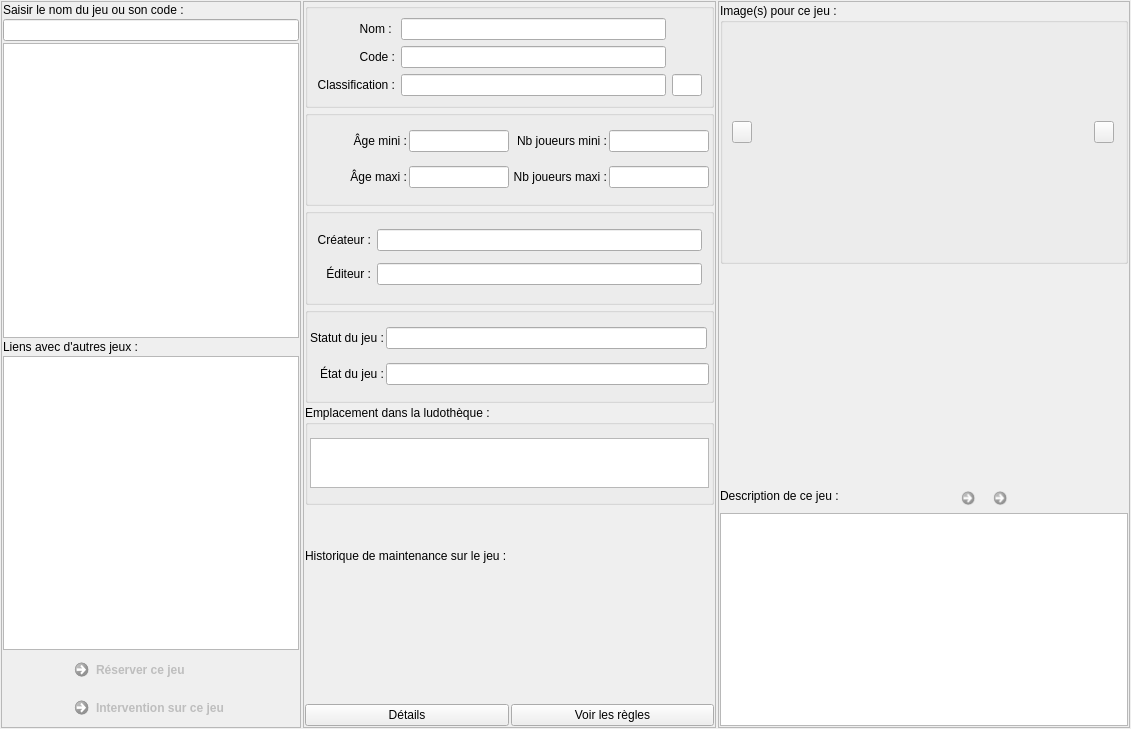
Before: the Qt Designer form f_jeux.ui in nivhg/ludopen, drawn with Qt 5.
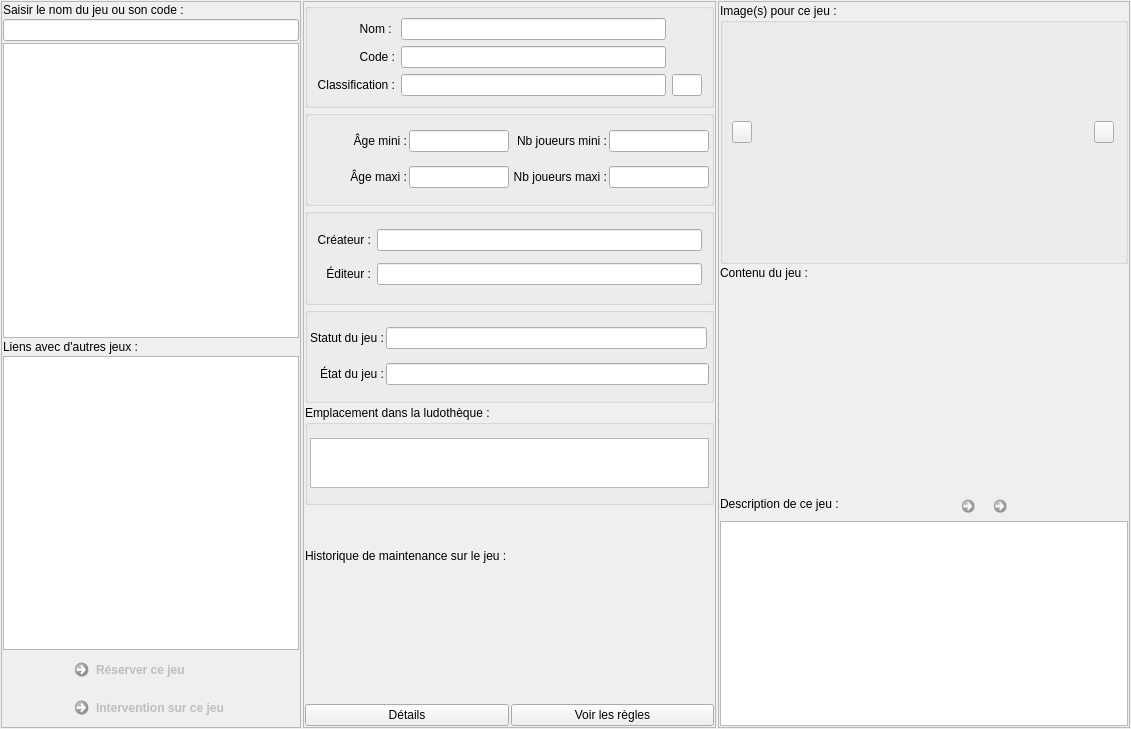
After: the same form once the commit is applied. Icons and pictures are not drawn. Custom widgets are drawn as their Qt base class.

Diff of the .ui file:
```diff
--- a/f_jeux.ui
+++ b/f_jeux.ui
@@ -696,7 +696,7 @@
       <property name="spacing">
        <number>2</number>
       </property>
-      <item row="9" column="0" colspan="5">
+      <item row="10" column="0" colspan="5">
        <widget class="QTextEdit" name="TxE_description">
         <property name="minimumSize">
          <size>
@@ -709,7 +709,7 @@
         </property>
        </widget>
       </item>
-      <item row="8" column="3">
+      <item row="9" column="3">
        <widget class="QCommandLinkButton" name="Bt_AnnulerDescription">
         <property name="enabled">
          <bool>false</bool>
@@ -735,7 +735,7 @@
         </property>
        </widget>
       </item>
-      <item row="8" column="2">
+      <item row="9" column="2">
        <widget class="QCommandLinkButton" name="Bt_ValiderDescription">
         <property name="enabled">
          <bool>false</bool>
@@ -761,7 +761,7 @@
         </property>
        </widget>
       </item>
-      <item row="8" column="0">
+      <item row="9" column="0">
        <widget class="QLabel" name="label_4">
         <property name="minimumSize">
          <size>
@@ -774,6 +774,9 @@
         </property>
        </widget>
       </item>
+      <item row="4" column="0" colspan="5">
+       <widget class="W_ContenuJeu" name="W_Contenu" native="true"/>
+      </item>
       <item row="0" column="0" rowspan="3" colspan="5">
        <widget class="QGroupBox" name="groupBox_10">
         <property name="minimumSize">
@@ -855,7 +858,7 @@
         </layout>
        </widget>
       </item>
-      <item row="6" column="1">
+      <item row="7" column="1">
        <spacer name="verticalSpacer">
         <property name="orientation">
          <enum>Qt::Vertical</enum>
@@ -869,7 +872,11 @@
        </spacer>
       </item>
       <item row="3" column="0" colspan="5">
-       <widget class="W_ContenuJeu" name="W_Contenu" native="true"/>
+       <widget class="QLabel" name="label_5">
+        <property name="text">
+         <string>Contenu du jeu :</string>
+        </property>
+       </widget>
       </item>
      </layout>
     </widget>
```
